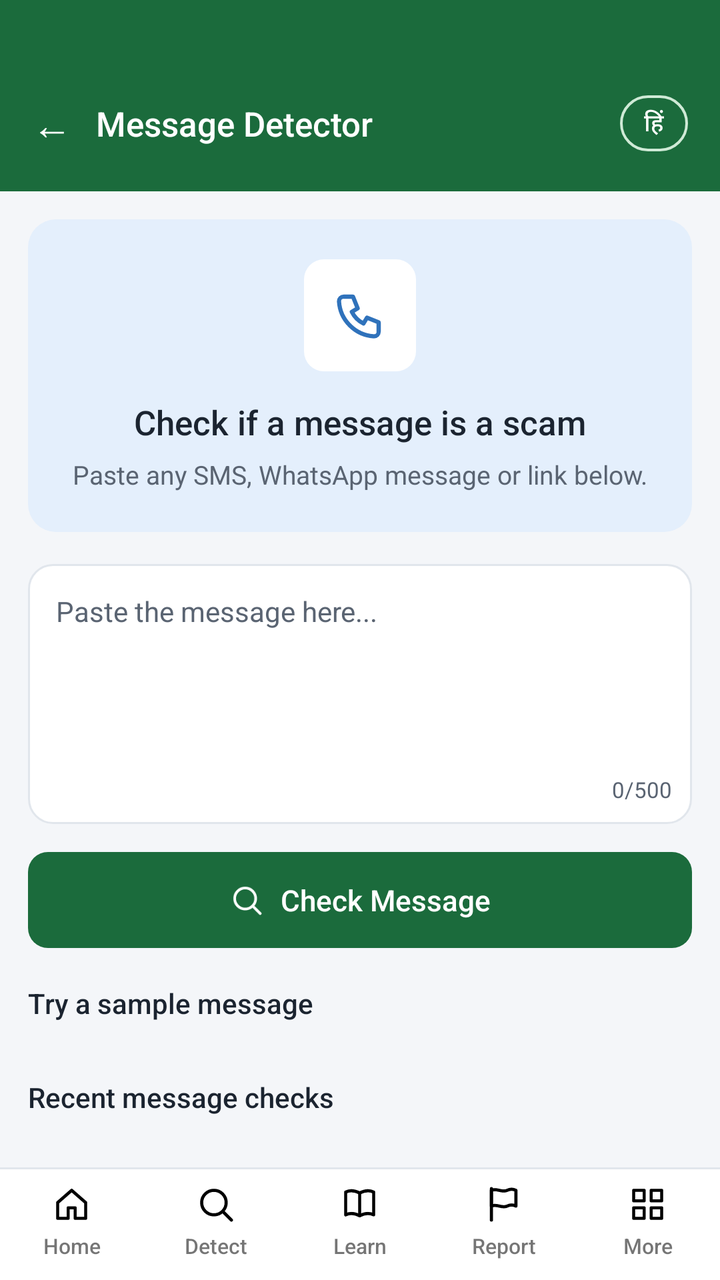
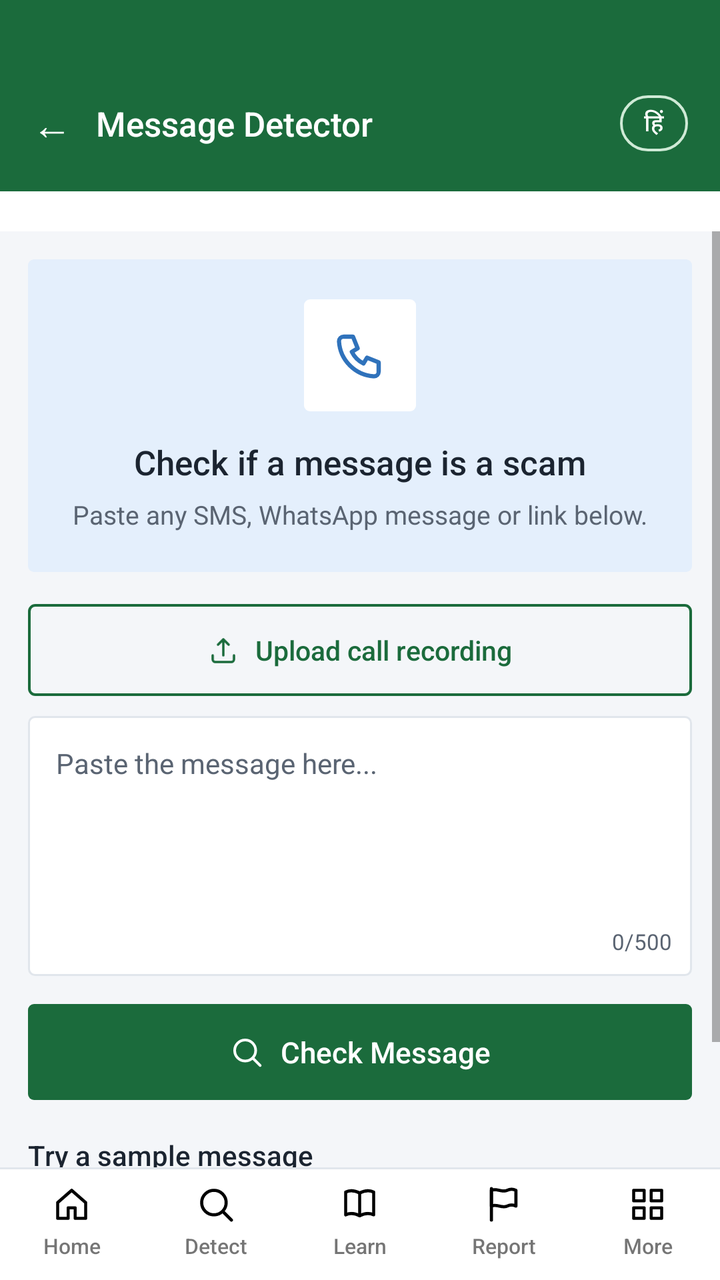

Compare the two renders of this Android layout. The source of the first and the diff that turns it into the second are given below.
<!-- AndroidManifest.xml: application theme Theme.CyberSuraksha -->
<!-- res/layout/activity_call_detector.xml -->
<?xml version="1.0" encoding="utf-8"?>
<LinearLayout xmlns:android="http://schemas.android.com/apk/res/android"
    android:layout_width="match_parent"
    android:layout_height="match_parent"
    android:orientation="vertical"
    android:background="@color/bg">

    
    <LinearLayout
        android:layout_width="match_parent"
        android:layout_height="wrap_content"
        android:background="@color/primary"
        android:orientation="horizontal"
        android:gravity="center_vertical"
        android:paddingHorizontal="16dp"
        android:paddingTop="44dp"
        android:paddingBottom="16dp">

        <TextView
            android:id="@+id/backBtn"
            android:layout_width="wrap_content"
            android:layout_height="wrap_content"
            android:text="←"
            android:textColor="@color/white"
            android:textSize="20sp"
            android:paddingEnd="12dp"
            android:paddingVertical="4dp" />

        <TextView
            android:id="@+id/titleText"
            android:layout_width="0dp"
            android:layout_height="wrap_content"
            android:layout_weight="1"
            android:text="Message Detector"
            android:textColor="@color/white"
            android:textSize="17sp"
            android:fontFamily="sans-serif-medium" />

        <TextView
            android:id="@+id/langBtn"
            android:layout_width="wrap_content"
            android:layout_height="wrap_content"
            android:background="@drawable/bg_pill_outline_white"
            android:paddingHorizontal="12dp"
            android:paddingVertical="5dp"
            android:text="हिं"
            android:textColor="@color/white"
            android:textSize="12sp"
            android:fontFamily="sans-serif-medium" />
    </LinearLayout>

    <ScrollView
        android:layout_width="match_parent"
        android:layout_height="0dp"
        android:layout_weight="1"
        android:fillViewport="true">

        <LinearLayout
            android:layout_width="match_parent"
            android:layout_height="wrap_content"
            android:orientation="vertical"
            android:padding="14dp">

            
            <LinearLayout
                android:id="@+id/inputSection"
                android:layout_width="match_parent"
                android:layout_height="wrap_content"
                android:orientation="vertical">

                <LinearLayout
                    android:layout_width="match_parent"
                    android:layout_height="wrap_content"
                    android:orientation="vertical"
                    android:gravity="center"
                    android:background="@drawable/bg_card_round_blue"
                    android:padding="20dp"
                    android:layout_marginBottom="16dp">

                    <FrameLayout
                        android:layout_width="56dp"
                        android:layout_height="56dp"
                        android:background="@drawable/bg_icon_round_green">

                        <ImageView
                            android:layout_width="28dp"
                            android:layout_height="28dp"
                            android:layout_gravity="center"
                            android:src="@drawable/ic_phone"
                            android:tint="@color/accent_blue"
                            android:contentDescription="@null" />
                    </FrameLayout>

                    <TextView
                        android:id="@+id/headingText"
                        android:layout_width="match_parent"
                        android:layout_height="wrap_content"
                        android:layout_marginTop="14dp"
                        android:gravity="center"
                        android:text="Check if a message is a scam"
                        android:textColor="@color/text_main"
                        android:fontFamily="sans-serif-medium"
                        android:textSize="17sp" />

                    <TextView
                        android:id="@+id/subText"
                        android:layout_width="match_parent"
                        android:layout_height="wrap_content"
                        android:layout_marginTop="6dp"
                        android:gravity="center"
                        android:text="Paste any SMS, WhatsApp message or link below."
                        android:textColor="@color/text_muted"
                        android:textSize="13sp" />
                </LinearLayout>

                <FrameLayout
                    android:layout_width="match_parent"
                    android:layout_height="wrap_content"
                    android:layout_marginBottom="14dp">

                    <EditText
                        android:id="@+id/messageInput"
                        android:layout_width="match_parent"
                        android:layout_height="130dp"
                        android:background="@drawable/bg_input_round"
                        android:gravity="top|start"
                        android:padding="14dp"
                        android:paddingBottom="28dp"
                        android:hint="Paste the message here..."
                        android:textColorHint="@color/text_muted"
                        android:inputType="textMultiLine"
                        android:textSize="14sp"
                        android:textColor="@color/text_main" />

                    <TextView
                        android:id="@+id/charCountText"
                        android:layout_width="wrap_content"
                        android:layout_height="wrap_content"
                        android:layout_gravity="bottom|end"
                        android:layout_margin="10dp"
                        android:text="0/500"
                        android:textColor="@color/text_muted"
                        android:textSize="11sp" />
                </FrameLayout>

                <LinearLayout
                    android:id="@+id/checkBtn"
                    android:layout_width="match_parent"
                    android:layout_height="48dp"
                    android:orientation="horizontal"
                    android:gravity="center"
                    android:background="@drawable/bg_btn_primary_green"
                    android:layout_marginBottom="18dp"
                    android:clickable="true"
                    android:focusable="true">

                    <ImageView
                        android:layout_width="18dp"
                        android:layout_height="18dp"
                        android:src="@drawable/ic_search"
                        android:tint="@color/white"
                        android:contentDescription="@null" />

                    <TextView
                        android:id="@+id/checkBtnText"
                        android:layout_width="wrap_content"
                        android:layout_height="wrap_content"
                        android:layout_marginStart="8dp"
                        android:text="Check Message"
                        android:textColor="@color/white"
                        android:fontFamily="sans-serif-medium"
                        android:textSize="14.5sp" />
                </LinearLayout>

                <TextView
                    android:id="@+id/trySampleLabel"
                    android:layout_width="match_parent"
                    android:layout_height="wrap_content"
                    android:text="Try a sample message"
                    android:textColor="@color/text_main"
                    android:fontFamily="sans-serif-medium"
                    android:textSize="14sp"
                    android:layout_marginBottom="8dp" />

                <LinearLayout
                    android:id="@+id/sampleList"
                    android:layout_width="match_parent"
                    android:layout_height="wrap_content"
                    android:orientation="vertical"
                    android:layout_marginBottom="20dp" />

                <TextView
                    android:id="@+id/historyLabel"
                    android:layout_width="match_parent"
                    android:layout_height="wrap_content"
                    android:text="Recent message checks"
                    android:textColor="@color/text_main"
                    android:fontFamily="sans-serif-medium"
                    android:textSize="14sp"
                    android:layout_marginBottom="8dp" />

                <LinearLayout
                    android:id="@+id/historyList"
                    android:layout_width="match_parent"
                    android:layout_height="wrap_content"
                    android:orientation="vertical" />
            </LinearLayout>

            
            <LinearLayout
                android:id="@+id/resultSection"
                android:layout_width="match_parent"
                android:layout_height="wrap_content"
                android:orientation="vertical"
                android:visibility="gone">

                <LinearLayout
                    android:id="@+id/resultHero"
                    android:layout_width="match_parent"
                    android:layout_height="wrap_content"
                    android:orientation="vertical"
                    android:gravity="center"
                    android:background="@drawable/bg_card_round_yellow"
                    android:padding="22dp"
                    android:layout_marginBottom="16dp">

                    <FrameLayout
                        android:layout_width="60dp"
                        android:layout_height="60dp"
                        android:background="@drawable/bg_icon_round_green">

                        <ImageView
                            android:id="@+id/resultIcon"
                            android:layout_width="30dp"
                            android:layout_height="30dp"
                            android:layout_gravity="center"
                            android:src="@drawable/ic_shield_alert"
                            android:tint="@color/danger"
                            android:contentDescription="@null" />
                    </FrameLayout>

                    <TextView
                        android:id="@+id/resultVerdictText"
                        android:layout_width="match_parent"
                        android:layout_height="wrap_content"
                        android:layout_marginTop="12dp"
                        android:gravity="center"
                        android:text="Likely Scam"
                        android:textColor="@color/danger"
                        android:fontFamily="sans-serif-medium"
                        android:textStyle="bold"
                        android:textSize="21sp" />

                    <LinearLayout
                        android:layout_width="wrap_content"
                        android:layout_height="wrap_content"
                        android:orientation="horizontal"
                        android:gravity="center_vertical"
                        android:layout_marginTop="10dp">

                        <TextView
                            android:layout_width="wrap_content"
                            android:layout_height="wrap_content"
                            android:text="Risk Score:"
                            android:textColor="@color/text_main"
                            android:textSize="13sp" />

                        <TextView
                            android:id="@+id/resultScoreBadge"
                            android:layout_width="wrap_content"
                            android:layout_height="wrap_content"
                            android:layout_marginStart="8dp"
                            android:background="@drawable/bg_badge_risk"
                            android:paddingHorizontal="12dp"
                            android:paddingVertical="4dp"
                            android:text="92%"
                            android:textColor="@color/white"
                            android:fontFamily="sans-serif-medium"
                            android:textSize="13sp" />
                    </LinearLayout>
                </LinearLayout>

                <TextView
                    android:id="@+id/whySuspiciousLabel"
                    android:layout_width="match_parent"
                    android:layout_height="wrap_content"
                    android:text="Why it's suspicious?"
                    android:textColor="@color/text_main"
                    android:fontFamily="sans-serif-medium"
                    android:textStyle="bold"
                    android:textSize="15sp"
                    android:layout_marginBottom="10dp" />

                <LinearLayout
                    android:id="@+id/reasonsList"
                    android:layout_width="match_parent"
                    android:layout_height="wrap_content"
                    android:orientation="vertical"
                    android:layout_marginBottom="18dp" />

                <LinearLayout
                    android:id="@+id/reportBtn"
                    android:layout_width="match_parent"
                    android:layout_height="48dp"
                    android:orientation="horizontal"
                    android:gravity="center"
                    android:background="@drawable/bg_btn_primary_green"
                    android:layout_marginBottom="10dp"
                    android:clickable="true"
                    android:focusable="true">

                    <ImageView
                        android:layout_width="16dp"
                        android:layout_height="16dp"
                        android:src="@drawable/ic_flag"
                        android:tint="@color/white"
                        android:contentDescription="@null" />

                    <TextView
                        android:id="@+id/reportBtnText"
                        android:layout_width="wrap_content"
                        android:layout_height="wrap_content"
                        android:layout_marginStart="8dp"
                        android:text="Report This"
                        android:textColor="@color/white"
                        android:fontFamily="sans-serif-medium"
                        android:textSize="14.5sp" />
                </LinearLayout>

                <LinearLayout
                    android:id="@+id/checkAnotherBtn"
                    android:layout_width="match_parent"
                    android:layout_height="48dp"
                    android:orientation="horizontal"
                    android:gravity="center"
                    android:background="@drawable/bg_btn_outline_green"
                    android:layout_marginBottom="16dp"
                    android:clickable="true"
                    android:focusable="true">

                    <TextView
                        android:id="@+id/checkAnotherBtnText"
                        android:layout_width="wrap_content"
                        android:layout_height="wrap_content"
                        android:text="Check Another"
                        android:textColor="@color/primary"
                        android:fontFamily="sans-serif-medium"
                        android:textSize="14.5sp" />
                </LinearLayout>

                <LinearLayout
                    android:layout_width="match_parent"
                    android:layout_height="wrap_content"
                    android:orientation="horizontal"
                    android:background="@drawable/bg_card_round_blue"
                    android:padding="12dp">

                    <ImageView
                        android:layout_width="18dp"
                        android:layout_height="18dp"
                        android:src="@drawable/ic_info"
                        android:tint="@color/accent_blue"
                        android:contentDescription="@null" />

                    <TextView
                        android:id="@+id/onDeviceNoteText"
                        android:layout_width="0dp"
                        android:layout_height="wrap_content"
                        android:layout_weight="1"
                        android:layout_marginStart="10dp"
                        android:text="Analysed on your device. No message is sent to the internet."
                        android:textColor="@color/text_main"
                        android:textSize="12sp" />
                </LinearLayout>
            </LinearLayout>

        </LinearLayout>
    </ScrollView>

    <include
        android:id="@+id/navBottom"
        layout="@layout/nav_bottom" />

</LinearLayout>
<!-- res/layout/nav_bottom.xml (included above) -->
<?xml version="1.0" encoding="utf-8"?>
<LinearLayout xmlns:android="http://schemas.android.com/apk/res/android"
    android:layout_width="match_parent"
    android:layout_height="wrap_content"
    android:background="@drawable/bg_nav_bar"
    android:orientation="horizontal"
    android:paddingTop="8dp"
    android:paddingBottom="10dp">

    <LinearLayout
        android:id="@+id/navHome"
        android:layout_width="0dp"
        android:layout_height="wrap_content"
        android:layout_weight="1"
        android:orientation="vertical"
        android:gravity="center"
        android:clickable="true"
        android:focusable="true">

        <ImageView
            android:layout_width="21dp"
            android:layout_height="21dp"
            android:src="@drawable/ic_home"
            android:contentDescription="@null" />

        <TextView
            android:layout_width="wrap_content"
            android:layout_height="wrap_content"
            android:layout_marginTop="3dp"
            android:text="Home"
            android:textSize="10.5sp"
            android:fontFamily="sans-serif-medium" />
    </LinearLayout>

    <LinearLayout
        android:id="@+id/navDetect"
        android:layout_width="0dp"
        android:layout_height="wrap_content"
        android:layout_weight="1"
        android:orientation="vertical"
        android:gravity="center"
        android:clickable="true"
        android:focusable="true">

        <ImageView
            android:layout_width="21dp"
            android:layout_height="21dp"
            android:src="@drawable/ic_search"
            android:contentDescription="@null" />

        <TextView
            android:layout_width="wrap_content"
            android:layout_height="wrap_content"
            android:layout_marginTop="3dp"
            android:text="Detect"
            android:textSize="10.5sp"
            android:fontFamily="sans-serif-medium" />
    </LinearLayout>

    <LinearLayout
        android:id="@+id/navLearn"
        android:layout_width="0dp"
        android:layout_height="wrap_content"
        android:layout_weight="1"
        android:orientation="vertical"
        android:gravity="center"
        android:clickable="true"
        android:focusable="true">

        <ImageView
            android:layout_width="21dp"
            android:layout_height="21dp"
            android:src="@drawable/ic_book"
            android:contentDescription="@null" />

        <TextView
            android:layout_width="wrap_content"
            android:layout_height="wrap_content"
            android:layout_marginTop="3dp"
            android:text="Learn"
            android:textSize="10.5sp"
            android:fontFamily="sans-serif-medium" />
    </LinearLayout>

    <LinearLayout
        android:id="@+id/navReport"
        android:layout_width="0dp"
        android:layout_height="wrap_content"
        android:layout_weight="1"
        android:orientation="vertical"
        android:gravity="center"
        android:clickable="true"
        android:focusable="true">

        <ImageView
            android:layout_width="21dp"
            android:layout_height="21dp"
            android:src="@drawable/ic_flag"
            android:contentDescription="@null" />

        <TextView
            android:layout_width="wrap_content"
            android:layout_height="wrap_content"
            android:layout_marginTop="3dp"
            android:text="Report"
            android:textSize="10.5sp"
            android:fontFamily="sans-serif-medium" />
    </LinearLayout>

    <LinearLayout
        android:id="@+id/navMore"
        android:layout_width="0dp"
        android:layout_height="wrap_content"
        android:layout_weight="1"
        android:orientation="vertical"
        android:gravity="center"
        android:clickable="true"
        android:focusable="true">

        <ImageView
            android:layout_width="21dp"
            android:layout_height="21dp"
            android:src="@drawable/ic_grid"
            android:contentDescription="@null" />

        <TextView
            android:layout_width="wrap_content"
            android:layout_height="wrap_content"
            android:layout_marginTop="3dp"
            android:text="More"
            android:textSize="10.5sp"
            android:fontFamily="sans-serif-medium" />
    </LinearLayout>

</LinearLayout>
<!-- resources referenced by this layout -->
<resources>
  <color name="accent_blue">#2F72BB</color>
  <color name="bg">#F4F6F9</color>
  <color name="danger">#C62828</color>
  <color name="primary">#1B6B3C</color>
  <color name="text_main">#1B2430</color>
  <color name="text_muted">#5A6472</color>
  <color name="white">#FFFFFF</color>
  <!-- drawable bg_badge_risk (drawable) -->
  <?xml version="1.0" encoding="utf-8"?>
  <shape xmlns:android="http://schemas.android.com/apk/res/android" android:shape="rectangle">
      <solid android:color="@color/danger" />
      <corners android:radius="8dp" />
  </shape>
  <!-- drawable bg_btn_outline_green (drawable) -->
  <?xml version="1.0" encoding="utf-8"?>
  <shape xmlns:android="http://schemas.android.com/apk/res/android" android:shape="rectangle">
      <solid android:color="@android:color/transparent" />
      <stroke android:width="1.4dp" android:color="@color/primary" />
      <corners android:radius="10dp" />
  </shape>
  <!-- drawable bg_btn_primary_green (drawable) -->
  <?xml version="1.0" encoding="utf-8"?>
  <shape xmlns:android="http://schemas.android.com/apk/res/android" android:shape="rectangle">
      <solid android:color="@color/primary" />
      <corners android:radius="10dp" />
  </shape>
  <!-- drawable bg_card_round_blue (drawable) -->
  <?xml version="1.0" encoding="utf-8"?>
  <shape xmlns:android="http://schemas.android.com/apk/res/android" android:shape="rectangle">
      <solid android:color="@color/bg_blue_tint" />
      <corners android:radius="14dp" />
  </shape>
  <!-- drawable bg_card_round_yellow (drawable) -->
  <?xml version="1.0" encoding="utf-8"?>
  <shape xmlns:android="http://schemas.android.com/apk/res/android" android:shape="rectangle">
      <solid android:color="@color/bg_yellow_tint" />
      <corners android:radius="14dp" />
  </shape>
  <!-- drawable bg_icon_round_green (drawable) -->
  <?xml version="1.0" encoding="utf-8"?>
  <shape xmlns:android="http://schemas.android.com/apk/res/android" android:shape="rectangle">
      <solid android:color="@color/white" />
      <corners android:radius="10dp" />
  </shape>
  <!-- drawable bg_input_round (drawable) -->
  <?xml version="1.0" encoding="utf-8"?>
  <shape xmlns:android="http://schemas.android.com/apk/res/android" android:shape="rectangle">
      <solid android:color="@color/white" />
      <stroke android:width="1dp" android:color="@color/border" />
      <corners android:radius="12dp" />
  </shape>
  <!-- drawable bg_pill_outline_white (drawable) -->
  <?xml version="1.0" encoding="utf-8"?>
  <shape xmlns:android="http://schemas.android.com/apk/res/android" android:shape="rectangle">
      <solid android:color="@android:color/transparent" />
      <stroke android:width="1.3dp" android:color="#CFEAD6" />
      <corners android:radius="16dp" />
  </shape>
  <style name="Theme.CyberSuraksha" parent="Theme.MaterialComponents.DayNight.NoActionBar">
          <item name="colorPrimary">@color/primary</item>
          <item name="colorPrimaryDark">@color/primary_dark</item>
          <item name="colorAccent">@color/primary</item>
          <item name="android:windowBackground">@color/bg</item>
          <item name="android:statusBarColor">@color/primary</item>
      </style>
  <color name="bg_blue_tint">#E4EFFC</color>
  <color name="bg_yellow_tint">#FFF4D9</color>
  <color name="border">#E1E6EC</color>
  <color name="primary_dark">#124A29</color>
  <!-- unchanged entries left out for length: 9 -->
</resources>

<!-- the commit's change to res/layout/activity_call_detector.xml (unified diff, before → after) -->
@@ -48,6 +48,15 @@
             android:textSize="12sp"
             android:fontFamily="sans-serif-medium" />
     </LinearLayout>
+
+    <LinearLayout
+        android:id="@+id/detectTabRow"
+        android:layout_width="match_parent"
+        android:layout_height="wrap_content"
+        android:orientation="horizontal"
+        android:background="@color/white"
+        android:paddingHorizontal="14dp"
+        android:paddingVertical="10dp" />
 
     <ScrollView
         android:layout_width="match_parent"
@@ -111,6 +120,75 @@
                         android:text="Paste any SMS, WhatsApp message or link below."
                         android:textColor="@color/text_muted"
                         android:textSize="13sp" />
+                </LinearLayout>
+
+                <LinearLayout
+                    android:id="@+id/uploadBtn"
+                    android:layout_width="match_parent"
+                    android:layout_height="46dp"
+                    android:orientation="horizontal"
+                    android:gravity="center"
+                    android:background="@drawable/bg_btn_outline_green"
+                    android:layout_marginBottom="10dp"
+                    android:clickable="true"
+                    android:focusable="true">
+
+                    <ImageView
+                        android:layout_width="16dp"
+                        android:layout_height="16dp"
+                        android:src="@drawable/ic_upload"
+                        android:tint="@color/primary"
+                        android:contentDescription="@null" />
+
+                    <TextView
+                        android:id="@+id/uploadBtnText"
+                        android:layout_width="wrap_content"
+                        android:layout_height="wrap_content"
+                        android:layout_marginStart="8dp"
+                        android:text="Upload call recording"
+                        android:textColor="@color/primary"
+                        android:fontFamily="sans-serif-medium"
+                        android:textSize="13.5sp" />
+                </LinearLayout>
+
+                <LinearLayout
+                    android:id="@+id/audioPlayerCard"
+                    android:layout_width="match_parent"
+                    android:layout_height="wrap_content"
+                    android:orientation="horizontal"
+                    android:gravity="center_vertical"
+                    android:background="@drawable/bg_card_round_blue"
+                    android:padding="12dp"
+                    android:layout_marginBottom="10dp"
+                    android:visibility="gone">
+
+                    <LinearLayout
+                        android:id="@+id/audioPlayBtn"
+                        android:layout_width="40dp"
+                        android:layout_height="40dp"
+                        android:gravity="center"
+                        android:background="@drawable/bg_btn_primary_green"
+                        android:clickable="true"
+                        android:focusable="true">
+
+                        <TextView
+                            android:id="@+id/audioPlayBtnText"
+                            android:layout_width="wrap_content"
+                            android:layout_height="wrap_content"
+                            android:text="▶"
+                            android:textColor="@color/white"
+                            android:textSize="15sp" />
+                    </LinearLayout>
+
+                    <TextView
+                        android:id="@+id/audioHintText"
+                        android:layout_width="0dp"
+                        android:layout_height="wrap_content"
+                        android:layout_weight="1"
+                        android:layout_marginStart="12dp"
+                        android:text="Listen to the recording, then type what the caller said below."
+                        android:textColor="@color/text_main"
+                        android:textSize="12.5sp" />
                 </LinearLayout>
 
                 <FrameLayout
<!-- resource entries referenced after the edit -->
@@ -11,45 +11,45 @@
   <?xml version="1.0" encoding="utf-8"?>
   <shape xmlns:android="http://schemas.android.com/apk/res/android" android:shape="rectangle">
       <solid android:color="@color/danger" />
-      <corners android:radius="8dp" />
+      <corners android:radius="3dp" />
   </shape>
   <!-- drawable bg_btn_outline_green (drawable) -->
   <?xml version="1.0" encoding="utf-8"?>
   <shape xmlns:android="http://schemas.android.com/apk/res/android" android:shape="rectangle">
       <solid android:color="@android:color/transparent" />
       <stroke android:width="1.4dp" android:color="@color/primary" />
-      <corners android:radius="10dp" />
+      <corners android:radius="3dp" />
   </shape>
   <!-- drawable bg_btn_primary_green (drawable) -->
   <?xml version="1.0" encoding="utf-8"?>
   <shape xmlns:android="http://schemas.android.com/apk/res/android" android:shape="rectangle">
       <solid android:color="@color/primary" />
-      <corners android:radius="10dp" />
+      <corners android:radius="3dp" />
   </shape>
   <!-- drawable bg_card_round_blue (drawable) -->
   <?xml version="1.0" encoding="utf-8"?>
   <shape xmlns:android="http://schemas.android.com/apk/res/android" android:shape="rectangle">
       <solid android:color="@color/bg_blue_tint" />
-      <corners android:radius="14dp" />
+      <corners android:radius="3dp" />
   </shape>
   <!-- drawable bg_card_round_yellow (drawable) -->
   <?xml version="1.0" encoding="utf-8"?>
   <shape xmlns:android="http://schemas.android.com/apk/res/android" android:shape="rectangle">
       <solid android:color="@color/bg_yellow_tint" />
-      <corners android:radius="14dp" />
+      <corners android:radius="3dp" />
   </shape>
   <!-- drawable bg_icon_round_green (drawable) -->
   <?xml version="1.0" encoding="utf-8"?>
   <shape xmlns:android="http://schemas.android.com/apk/res/android" android:shape="rectangle">
       <solid android:color="@color/white" />
-      <corners android:radius="10dp" />
+      <corners android:radius="3dp" />
   </shape>
   <!-- drawable bg_input_round (drawable) -->
   <?xml version="1.0" encoding="utf-8"?>
   <shape xmlns:android="http://schemas.android.com/apk/res/android" android:shape="rectangle">
       <solid android:color="@color/white" />
       <stroke android:width="1dp" android:color="@color/border" />
-      <corners android:radius="12dp" />
+      <corners android:radius="3dp" />
   </shape>
   <!-- drawable bg_pill_outline_white (drawable) -->
   <?xml version="1.0" encoding="utf-8"?>
@@ -58,6 +58,17 @@
       <stroke android:width="1.3dp" android:color="#CFEAD6" />
       <corners android:radius="16dp" />
   </shape>
+  <!-- drawable ic_upload (drawable) -->
+  <?xml version="1.0" encoding="utf-8"?>
+  <vector xmlns:android="http://schemas.android.com/apk/res/android"
+      android:width="24dp" android:height="24dp" android:viewportWidth="24" android:viewportHeight="24">
+      <path android:pathData="M12,16V4M8,8l4,-4 4,4"
+          android:fillColor="#00000000" android:strokeColor="#000000"
+          android:strokeWidth="1.8" android:strokeLineCap="round" android:strokeLineJoin="round" />
+      <path android:pathData="M4,16v3a2,2 0 0,0 2,2h12a2,2 0 0,0 2,-2v-3"
+          android:fillColor="#00000000" android:strokeColor="#000000"
+          android:strokeWidth="1.8" android:strokeLineCap="round" android:strokeLineJoin="round" />
+  </vector>
   <style name="Theme.CyberSuraksha" parent="Theme.MaterialComponents.DayNight.NoActionBar">
           <item name="colorPrimary">@color/primary</item>
           <item name="colorPrimaryDark">@color/primary_dark</item>
